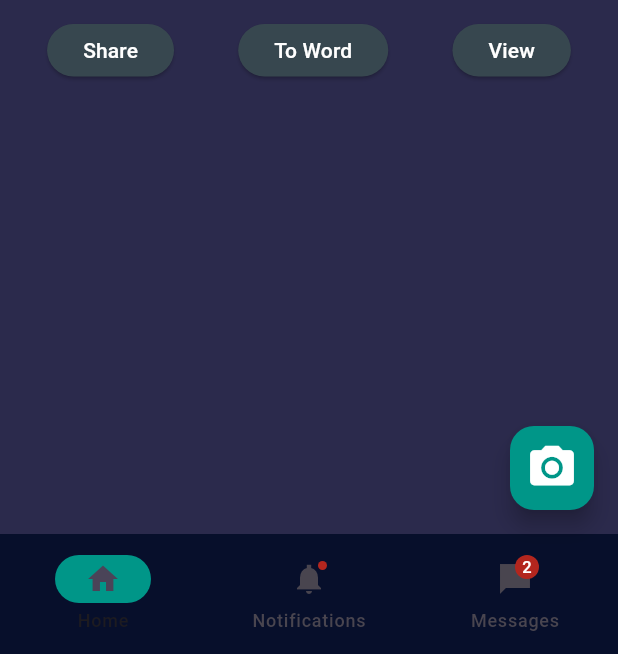
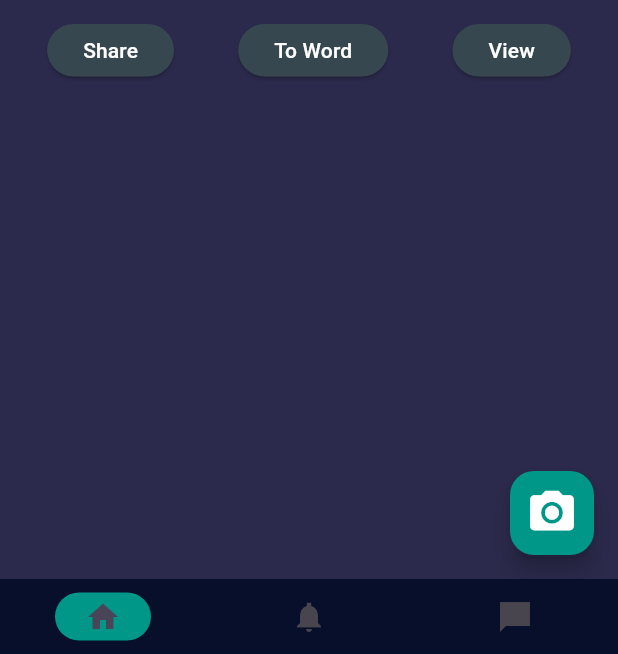
Before and after one commit to nazrul78/ScanPro, a Flutter app: the screen it shows after launch, on a phone screen of 412 x 824 dp, the part 582-1236 px from its top. Run offline on Flutter 3.47's test engine with Material 3 defaults, Android fonts, the phone set to English and light mode, and no system bars; our stand-ins replace get; missing offline and left inert: cunning_document_scanner.

Commit message:
changed something

```diff
--- a/lib/src/pages/main_page.dart
+++ b/lib/src/pages/main_page.dart
@@ -1,3 +1,4 @@
+import 'dart:developer';
 import 'dart:io';
 import 'package:flutter/material.dart';
 import 'package:get/get.dart';
@@ -391,42 +392,48 @@ class MainPage extends StatelessWidget {
         ),
       ),
 
-      bottomNavigationBar: NavigationBar(
+      bottomNavigationBar: Obx(
+        () => NavigationBar(
           onDestinationSelected: (int index) {
+            Base.mainPageController.currentPageIndex.value = index;
+            log('${Base.mainPageController.currentPageIndex.value}');
             // setState(() {
             //   currentPageIndex = index;
             // });
           },
           indicatorColor: Colors.teal,
+          labelBehavior: NavigationDestinationLabelBehavior.alwaysHide,
           // surfaceTintColor: Colors.amber,
 
           backgroundColor: AppTheme.appThemeColor,
 
-        //height: 80,
+          height: 50,
           // selectedIndex: currentPageIndex,
-        selectedIndex: 0,
+          selectedIndex: Base.mainPageController.currentPageIndex.value,
           destinations: const <Widget>[
             NavigationDestination(
-            selectedIcon: Icon(Icons.home),
+              // selectedIcon: Icon(Icons.home),
               icon: Icon(
-              Icons.home_outlined,
-              color: Colors.white,
+                Icons.home,
+                //color: Colors.white,
               ),
               label: 'Home',
             ),
             NavigationDestination(
-            icon: Badge(child: Icon(Icons.notifications_sharp)),
+              icon: Icon(Icons.notifications_sharp),
               label: 'Notifications',
             ),
             NavigationDestination(
-            icon: Badge(
-              label: Text('2'),
-              child: Icon(Icons.messenger_sharp),
-            ),
+              icon: Icon(Icons.messenger_sharp),
+              // icon: Badge(
+              //   label: Text('2'),
+              //   child: Icon(Icons.messenger_sharp),
+              // ),
               label: 'Messages',
             ),
           ],
         ),
+      ),
     );
   }
 }
```
Lines whose indentation alone changed are shown as unchanged.
